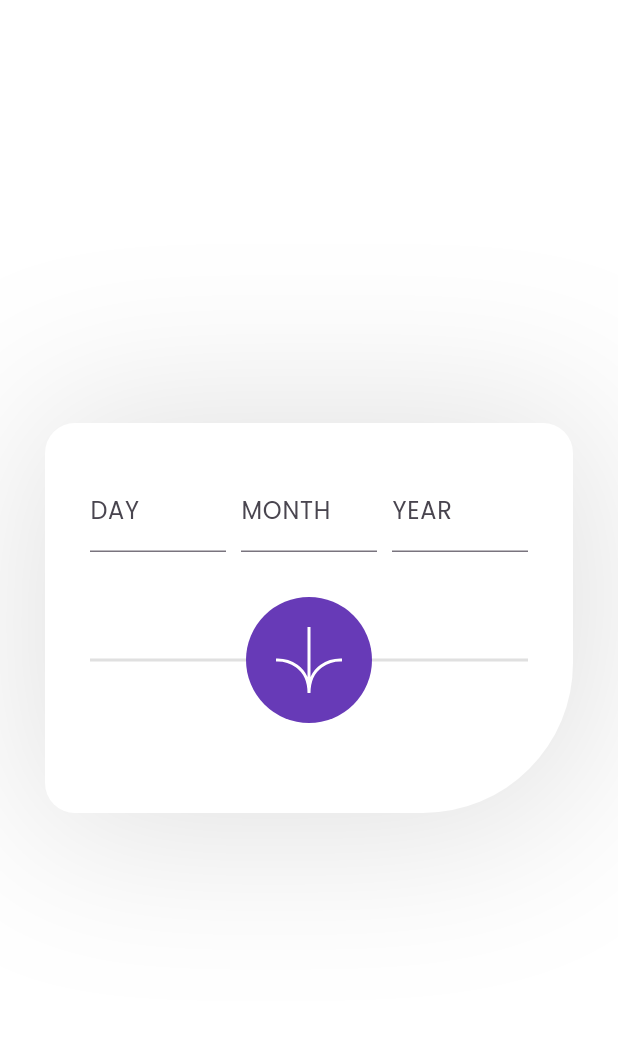
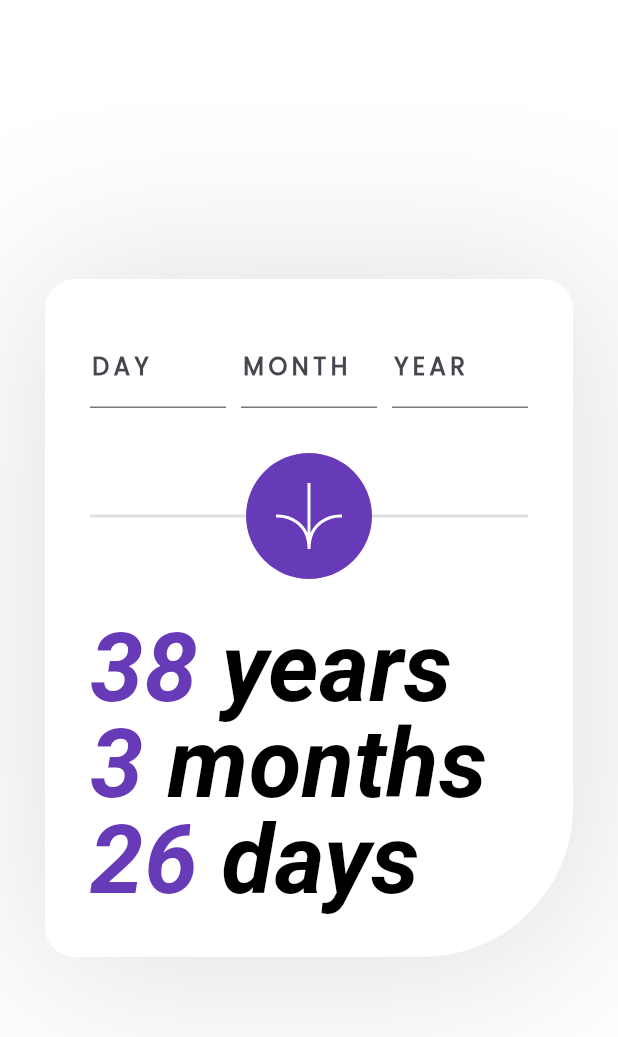
Before and after one commit to sparklaunch/age_calculator_app, a Flutter app: the screen it shows after launch, on a phone screen of 412 x 824 dp. Shown: the top 1037 px of the screen. Run offline on Flutter 3.47's test engine with Material 3 defaults, Android fonts, the light colour scheme and no system bars; our stand-ins replace flutter_riverpod, flutter_svg, go_router.

Commit message:
Update main_screen.dart

```diff
--- a/lib/screens/main_screen.dart
+++ b/lib/screens/main_screen.dart
@@ -36,6 +36,7 @@ class _MainScreenState extends ConsumerState<MainScreen> {
           ),
           child: Column(
             mainAxisSize: MainAxisSize.min,
+            crossAxisAlignment: CrossAxisAlignment.stretch,
             children: [
               const Row(
                 children: [
@@ -43,7 +44,13 @@ class _MainScreenState extends ConsumerState<MainScreen> {
                     child: TextField(
                       keyboardType: TextInputType.number,
                       decoration: InputDecoration(
-                        label: Text("DAY"),
+                        label: Text(
+                          "DAY",
+                          style: TextStyle(
+                            fontWeight: FontWeight.bold,
+                            letterSpacing: 3,
+                          ),
+                        ),
                         hintText: "DAY",
                       ),
                     ),
@@ -53,7 +60,13 @@ class _MainScreenState extends ConsumerState<MainScreen> {
                     child: TextField(
                       keyboardType: TextInputType.number,
                       decoration: InputDecoration(
-                        label: Text("MONTH"),
+                        label: Text(
+                          "MONTH",
+                          style: TextStyle(
+                            fontWeight: FontWeight.bold,
+                            letterSpacing: 3,
+                          ),
+                        ),
                         hintText: "MONTH",
                       ),
                     ),
@@ -63,7 +76,13 @@ class _MainScreenState extends ConsumerState<MainScreen> {
                     child: TextField(
                       keyboardType: TextInputType.number,
                       decoration: InputDecoration(
-                        label: Text("YEAR"),
+                        label: Text(
+                          "YEAR",
+                          style: TextStyle(
+                            fontWeight: FontWeight.bold,
+                            letterSpacing: 3,
+                          ),
+                        ),
                         hintText: "YEAR",
                       ),
                     ),
@@ -92,6 +111,81 @@ class _MainScreenState extends ConsumerState<MainScreen> {
                 ],
               ),
               const SizedBox(height: 30),
+              RichText(
+                text: const TextSpan(
+                  style: TextStyle(
+                    fontSize: 64,
+                    fontStyle: FontStyle.italic,
+                    fontFamily: "Poppins",
+                    fontWeight: FontWeight.bold,
+                    height: 1,
+                  ),
+                  children: [
+                    TextSpan(
+                      text: "38",
+                      style: TextStyle(
+                        color: Colors.deepPurple,
+                      ),
+                    ),
+                    TextSpan(
+                      text: " years",
+                      style: TextStyle(
+                        color: Colors.black,
+                      ),
+                    ),
+                  ],
+                ),
+              ),
+              RichText(
+                text: const TextSpan(
+                  style: TextStyle(
+                    fontSize: 64,
+                    fontStyle: FontStyle.italic,
+                    fontFamily: "Poppins",
+                    fontWeight: FontWeight.bold,
+                    height: 1,
+                  ),
+                  children: [
+                    TextSpan(
+                      text: "3",
+                      style: TextStyle(
+                        color: Colors.deepPurple,
+                      ),
+                    ),
+                    TextSpan(
+                      text: " months",
+                      style: TextStyle(
+                        color: Colors.black,
+                      ),
+                    ),
+                  ],
+                ),
+              ),
+              RichText(
+                text: const TextSpan(
+                  style: TextStyle(
+                    fontSize: 64,
+                    fontStyle: FontStyle.italic,
+                    fontFamily: "Poppins",
+                    fontWeight: FontWeight.bold,
+                    height: 1,
+                  ),
+                  children: [
+                    TextSpan(
+                      text: "26",
+                      style: TextStyle(
+                        color: Colors.deepPurple,
+                      ),
+                    ),
+                    TextSpan(
+                      text: " days",
+                      style: TextStyle(
+                        color: Colors.black,
+                      ),
+                    ),
+                  ],
+                ),
+              ),
             ],
           ),
         ),
```
